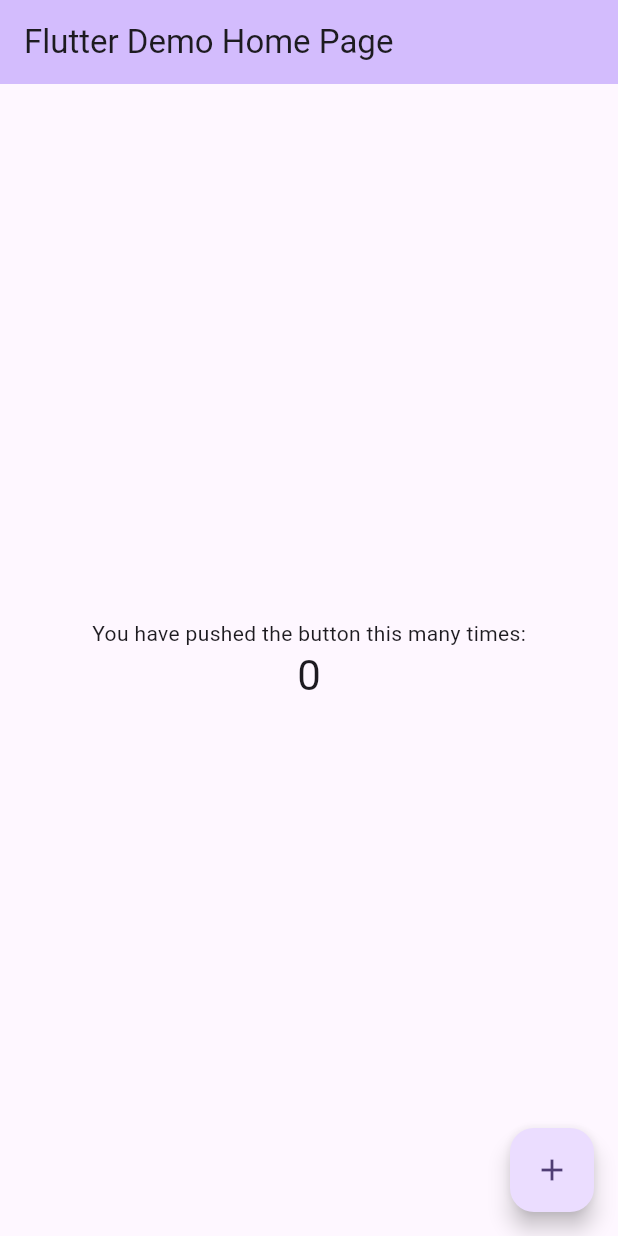
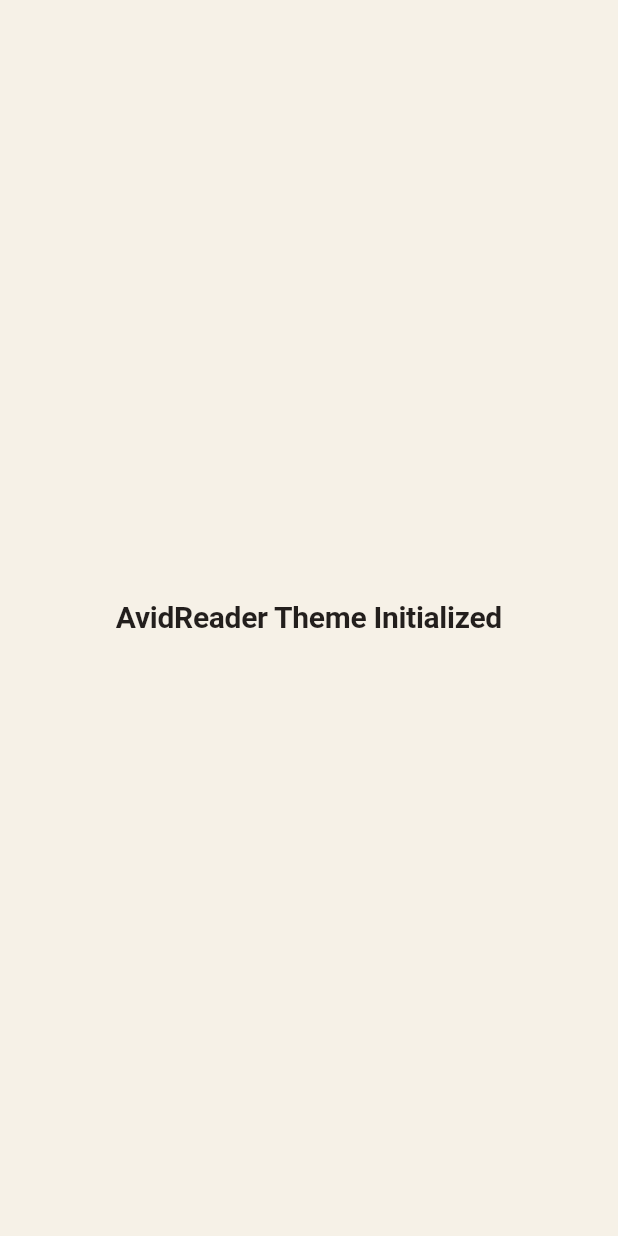
Before and after one commit to Nievethan/AvidReader, a Flutter app: the screen it shows after launch, on a phone screen of 412 x 824 dp. Run offline on Flutter 3.47's test engine with Material 3 defaults, Android fonts, the phone set to English and light mode, and no system bars; our stand-ins replace device_preview; Roboto replaces fonts that are missing (Georgia).

Commit message:
Initializing color scheme for design

```diff
--- a/frontend/lib/main.dart
+++ b/frontend/lib/main.dart
@@ -1,121 +1,105 @@
+import 'package:device_preview/device_preview.dart';
+import 'package:device_preview/presets.dart';
+import 'package:flutter/foundation.dart';
 import 'package:flutter/material.dart';
 
 void main() {
-  runApp(const MyApp());
+  runApp(const AvidReaderApp());
 }
 
-class MyApp extends StatelessWidget {
-  const MyApp({super.key});
+class ClassicLitTheme {
+  // Core Palette: Inspired by Oxford libraries, aged parchment, and leather bindings
+  static const Color parchmentBg = Color(0xFFF6F1E7); // Warm cream paper
+  static const Color linenCard = Color(0xFFEFE8D8); // Pressed rag paper surface
+  static const Color elevatedPaper = Color(
+    0xFFFAF7F0,
+  ); // Lighter highlight sheet
+  static const Color deckleBorder = Color(0xFFD5C7B2); // Muted bookplate rule
 
-  // This widget is the root of your application.
-  @override
-  Widget build(BuildContext context) {
-    return MaterialApp(
-      title: 'Flutter Demo',
-      theme: ThemeData(
-        // This is the theme of your application.
-        //
-        // TRY THIS: Try running your application with "flutter run". You'll see
-        // the application has a purple toolbar. Then, without quitting the app,
-        // try changing the seedColor in the colorScheme below to Colors.green
-        // and then invoke "hot reload" (save your changes or press the "hot
-        // reload" button in a Flutter-supported IDE, or press "r" if you used
-        // the command line to start the app).
-        //
-        // Notice that the counter didn't reset back to zero; the application
-        // state is not lost during the reload. To reset the state, use hot
-        // restart instead.
-        //
-        // This works for code too, not just values: Most code changes can be
-        // tested with just a hot reload.
-        colorScheme: .fromSeed(seedColor: Colors.deepPurple),
+  // Brand & Accent Colors
+  static const Color oxbloodPrimary = Color(
+    0xFF6E262E,
+  ); // Moroccan leather burgundy
+  static const Color libraryGreen = Color(0xFF2D4A3E); // Banker's lamp green
+  static const Color antiqueGold = Color(
+    0xFFC59B27,
+  ); // Gilded page edge highlight
+  static const Color goldHighlightWash = Color(
+    0x33C59B27,
+  ); // 20% translucent gold
+
+  // Typography Ink Colors (WCAG AAA/AA contrast against parchmentBg)
+  static const Color inkPrimary = Color(0xFF231F1D); // Iron gall dark charcoal
+  static const Color inkSecondary = Color(0xFF645951); // Aged sepia subtext
+  static const Color inkOnPrimary = Color(
+    0xFFFDFBF7,
+  ); // Cream text on dark buttons
+
+  static const String serifFont = 'Georgia';
+
+  static ThemeData get themeData {
+    return ThemeData(
+      useMaterial3: true,
+      scaffoldBackgroundColor: parchmentBg,
+      colorScheme: const ColorScheme.light(
+        primary: oxbloodPrimary,
+        onPrimary: inkOnPrimary,
+        secondary: libraryGreen,
+        onSecondary: inkOnPrimary,
+        surface: parchmentBg,
+        onSurface: inkPrimary,
+        outline: deckleBorder,
       ),
-      home: const MyHomePage(title: 'Flutter Demo Home Page'),
+      fontFamily: serifFont,
+      textTheme: const TextTheme(
+        headlineSmall: TextStyle(
+          fontFamily: serifFont,
+          fontSize: 20,
+          fontWeight: FontWeight.w700,
+          color: inkPrimary,
+          letterSpacing: -0.2,
+        ),
+        titleMedium: TextStyle(
+          fontFamily: serifFont,
+          fontSize: 16,
+          fontWeight: FontWeight.w700,
+          color: inkPrimary,
+        ),
+        bodyLarge: TextStyle(
+          fontFamily: serifFont,
+          fontSize: 16,
+          height: 1.65,
+          color: inkPrimary,
+        ),
+        bodyMedium: TextStyle(fontSize: 14, height: 1.45, color: inkPrimary),
+        labelSmall: TextStyle(
+          fontSize: 11,
+          fontWeight: FontWeight.w600,
+          letterSpacing: 0.8,
+          color: inkSecondary,
+        ),
+      ),
+      dividerColor: deckleBorder,
     );
   }
 }
 
-class MyHomePage extends StatefulWidget {
-  const MyHomePage({super.key, required this.title});
-
-  // This widget is the home page of your application. It is stateful, meaning
-  // that it has a State object (defined below) that contains fields that affect
-  // how it looks.
-
-  // This class is the configuration for the state. It holds the values (in this
-  // case the title) provided by the parent (in this case the App widget) and
-  // used by the build method of the State. Fields in a Widget subclass are
-  // always marked "final".
-
-  final String title;
-
-  @override
-  State<MyHomePage> createState() => _MyHomePageState();
-}
-
-class _MyHomePageState extends State<MyHomePage> {
-  int _counter = 0;
-
-  void _incrementCounter() {
-    setState(() {
-      // This call to setState tells the Flutter framework that something has
-      // changed in this State, which causes it to rerun the build method below
-      // so that the display can reflect the updated values. If we changed
-      // _counter without calling setState(), then the build method would not be
-      // called again, and so nothing would appear to happen.
-      _counter++;
-    });
-  }
+class AvidReaderApp extends StatelessWidget {
+  const AvidReaderApp({super.key});
 
   @override
   Widget build(BuildContext context) {
-    // This method is rerun every time setState is called, for instance as done
-    // by the _incrementCounter method above.
-    //
-    // The Flutter framework has been optimized to make rerunning build methods
-    // fast, so that you can just rebuild anything that needs updating rather
-    // than having to individually change instances of widgets.
-    return Scaffold(
-      appBar: AppBar(
-        // TRY THIS: Try changing the color here to a specific color (to
-        // Colors.amber, perhaps?) and trigger a hot reload to see the AppBar
-        // change color while the other colors stay the same.
-        backgroundColor: Theme.of(context).colorScheme.inversePrimary,
-        // Here we take the value from the MyHomePage object that was created by
-        // the App.build method, and use it to set our appbar title.
-        title: Text(widget.title),
-      ),
-      body: Center(
-        // Center is a layout widget. It takes a single child and positions it
-        // in the middle of the parent.
-        child: Column(
-          // Column is also a layout widget. It takes a list of children and
-          // arranges them vertically. By default, it sizes itself to fit its
-          // children horizontally, and tries to be as tall as its parent.
-          //
-          // Column has various properties to control how it sizes itself and
-          // how it positions its children. Here we use mainAxisAlignment to
-          // center the children vertically; the main axis here is the vertical
-          // axis because Columns are vertical (the cross axis would be
-          // horizontal).
-          //
-          // TRY THIS: Invoke "debug painting" (choose the "Toggle Debug Paint"
-          // action in the IDE, or press "p" in the console), to see the
-          // wireframe for each widget.
-          mainAxisAlignment: .center,
-          children: [
-            const Text('You have pushed the button this many times:'),
-            Text(
-              '$_counter',
-              style: Theme.of(context).textTheme.headlineMedium,
-            ),
-          ],
+    return MaterialApp(
+      title: 'AvidReader',
+      debugShowCheckedModeBanner: false,
+      theme: ClassicLitTheme.themeData,
+      home: Scaffold(
+        body: Center(
+          child: Text(
+            'AvidReader Theme Initialized',
+            style: ClassicLitTheme.themeData.textTheme.headlineSmall,
+          ),
         ),
-      ),
-      floatingActionButton: FloatingActionButton(
-        onPressed: _incrementCounter,
-        tooltip: 'Increment',
-        child: const Icon(Icons.add),
       ),
     );
   }
--- a/frontend/pubspec.yaml
+++ b/frontend/pubspec.yaml
@@ -34,6 +34,7 @@ dependencies:
   # The following adds the Cupertino Icons font to your application.
   # Use with the CupertinoIcons class for iOS style icons.
   cupertino_icons: ^1.0.8
+  device_preview: ^3.0.0
 
 dev_dependencies:
   flutter_test:
```
Also changed, not shown: frontend/pubspec.lock.
